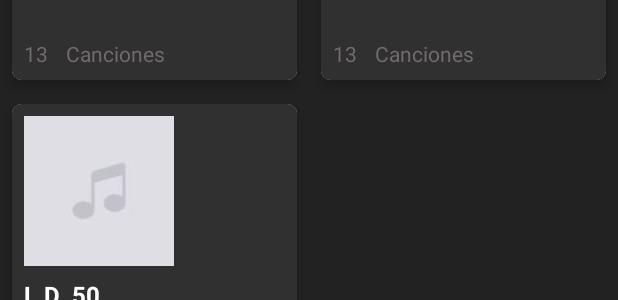
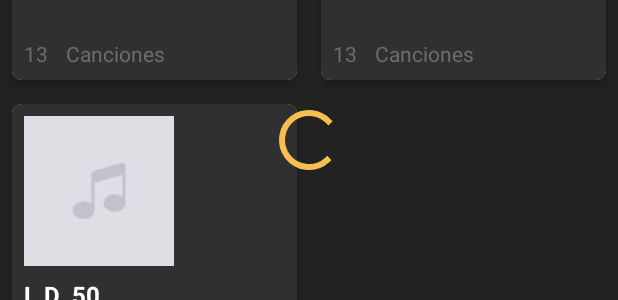
Before and after one commit to sebastianaranda/DiscOverApp, an Android app: the layout fragment_artist_profile.xml on its own in the app's theme, with its tools: preview values and no code run, on a phone screen of 412 x 824 dp. Shown: the part 814-1114 px from the top of the screen. Run offline under Robolectric (Android 15) with nearby library versions, the light colour scheme and no system bars.

Commit message:
Agrego progress bar

```diff
--- a/app/src/main/res/layout/fragment_artist_profile.xml
+++ b/app/src/main/res/layout/fragment_artist_profile.xml
@@ -79,6 +79,13 @@
         </com.google.android.material.appbar.CollapsingToolbarLayout>
     </com.google.android.material.appbar.AppBarLayout>
 
+    <ProgressBar
+        android:id="@+id/progress_bar_profile"
+        android:layout_width="wrap_content"
+        android:layout_height="wrap_content"
+        android:layout_gravity="center|bottom"
+        android:layout_marginBottom="164dp"/>
+
     <com.google.android.material.floatingactionbutton.FloatingActionButton
         android:layout_width="wrap_content"
         android:layout_height="wrap_content"
```
Also changed, not shown: app/src/main/java/com/digitalhouse/a0819cpmoacn02armo_01/view/ArtistProfileFragment.java (+8 -1 lines).
